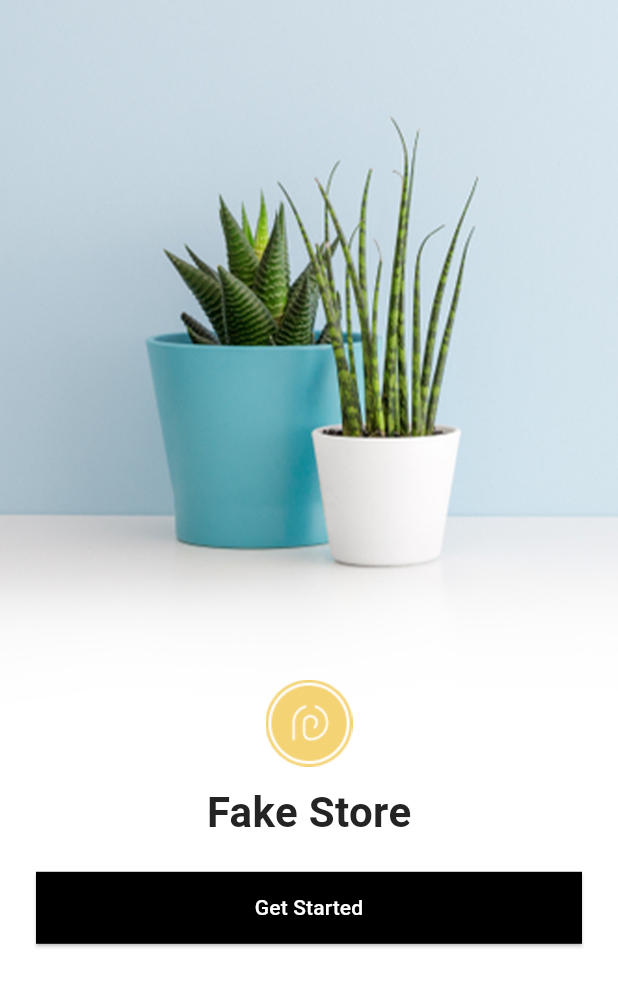
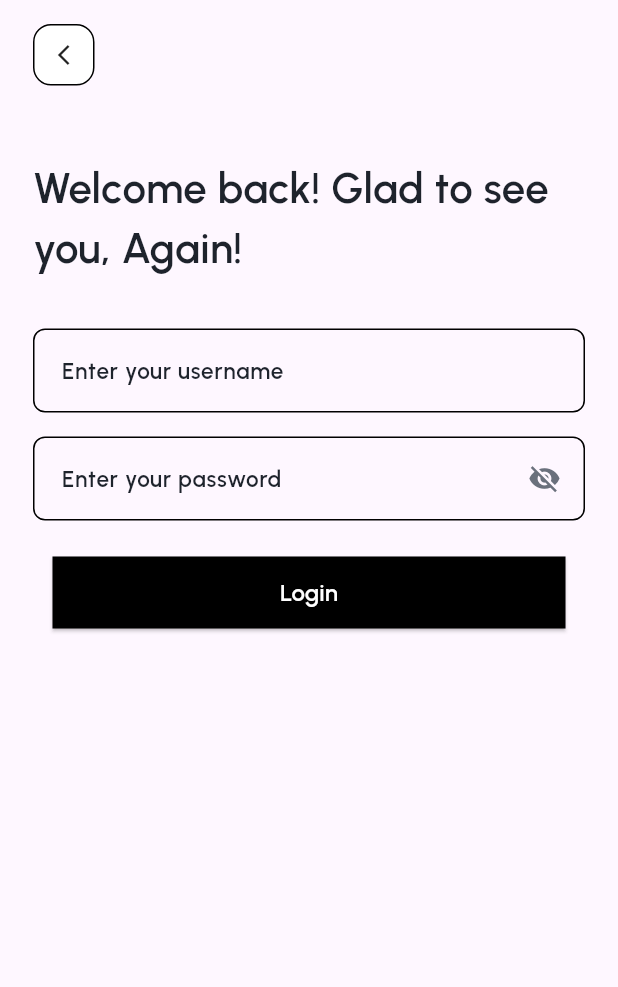
Before and after one commit to BogdanMamchych/fake_store_prog, a Flutter app: the screen it shows after launch, after a tap on "Get Started", on a phone screen of 412 x 824 dp. Shown: the top 987 px of the screen. Run offline on Flutter 3.47's test engine with Material 3 defaults, Android fonts, the phone set to English and light mode, and no system bars.

Commit message:
added login page, moving to BLoC structure

```diff
--- /dev/null
+++ b/lib/styles/text_styles.dart
@@ -0,0 +1,22 @@
+import 'package:flutter/material.dart';
+
+const TextStyle mainTextStyle = TextStyle(
+  fontFamily: 'Urbanist',
+  fontWeight: FontWeight.w500,
+  fontSize: 28,
+  color: Color(0xFF1E232C),
+);
+
+const TextStyle buttonTextStyle = TextStyle(
+  fontFamily: 'Urbanist',
+  fontWeight: FontWeight.w600,
+  fontSize: 16,
+  color: Colors.white,
+);
+
+const TextStyle inputTextStyle = TextStyle(
+  fontFamily: 'Urbanist',
+  fontWeight: FontWeight.w500,
+  fontSize: 15,
+  color: Color(0xFF1E232C),
+);
--- /dev/null
+++ b/lib/ui/login_page.dart
@@ -0,0 +1,190 @@
+import 'package:fake_store_prog/styles/text_styles.dart';
+import 'package:fake_store_prog/widgets/custom_elevated_button.dart';
+import 'package:flutter/material.dart';
+
+class LoginPage extends StatefulWidget {
+  const LoginPage({super.key});
+
+  @override
+  State<LoginPage> createState() => _LoginPageState();
+}
+
+class _LoginPageState extends State<LoginPage> {
+  final _formKey = GlobalKey<FormState>();
+  final TextEditingController _emailController = TextEditingController();
+  final TextEditingController _passwordController = TextEditingController();
+  bool _obscure = true;
+
+
+  @override
+  void dispose() {
+    _emailController.dispose();
+    _passwordController.dispose();
+    super.dispose();
+  }
+
+  @override
+  Widget build(BuildContext context) {
+    final mq = MediaQuery.of(context);
+    final width = mq.size.width;
+
+    return Scaffold(
+      body: SafeArea(
+        child: SingleChildScrollView(
+          child: Padding(
+            padding: const EdgeInsets.symmetric(horizontal: 22.0),
+            child: Column(
+              crossAxisAlignment: CrossAxisAlignment.start,
+              children: [
+                const SizedBox(height: 16),
+
+                GestureDetector(
+                  onTap: () => Navigator.of(context).maybePop(),
+                  child: Container(
+                    width: 41,
+                    height: 41,
+                    decoration: BoxDecoration(
+                      color: Colors.white,
+                      borderRadius: BorderRadius.circular(12),
+                      border: Border.all(),
+                    ),
+                    child: const Center(
+                      child: Icon(
+                        Icons.arrow_back_ios_new,
+                        size: 16,
+                      ),
+                    ),
+                  ),
+                ),
+
+                const SizedBox(height: 48),
+
+                // Title
+                Text(
+                  'Welcome back! Glad to see you, Again!',
+                  style: mainTextStyle
+                ),
+
+                const SizedBox(height: 34),
+
+                Form(
+                  key: _formKey,
+                  child: Column(
+                    children: [
+                      _buildInput(
+                        controller: _emailController,
+                        hint: 'Enter your username',
+                        width: width - 44,
+                      ),
+
+                      const SizedBox(height: 16),
+
+                      _buildInput(
+                        controller: _passwordController,
+                        hint: 'Enter your password',
+                        obscure: _obscure,
+                        width: width - 44,
+                        suffix: IconButton(
+                          padding: EdgeInsets.zero,
+                          constraints: const BoxConstraints(),
+                          icon: Icon(
+                            _obscure ? Icons.visibility_off : Icons.visibility,
+                            size: 22,
+                          color: const Color(0xFF6A707C),
+                          ),
+                          onPressed: () => setState(() => _obscure = !_obscure),
+                        ),
+                      ),
+
+                      const SizedBox(height: 24),
+
+                      SizedBox(
+                        width: 342,
+                        height: 48,
+                        child: CustomElevatedButton(
+                          text: 'Login',
+                          onPressed: _onLoginPressed,
+                        ),
+                      ),
+
+                      const SizedBox(height: 40),
+                    ],
+                  ),
+                ),
+              ],
+            ),
+          ),
+        ),
+      ),
+    );
+  }
+
+  Widget _buildInput({
+    required TextEditingController controller,
+    required String hint,
+    bool obscure = false,
+    double? width,
+    Widget? suffix,
+  }) {
+    return Container(
+      width: width,
+      height: 56,
+      decoration: BoxDecoration(
+        borderRadius: BorderRadius.circular(8),
+        border: Border.all(),
+      ),
+      child: Row(
+        children: [
+          const SizedBox(width: 18),
+          Expanded(
+            child: TextFormField(
+              controller: controller,
+              obscureText: obscure,
+              style: inputTextStyle,
+              decoration: InputDecoration(
+                isCollapsed: true,
+                border: InputBorder.none,
+                hintText: hint,
+                hintStyle: inputTextStyle
+              ),
+            ),
+          ),
+          if (suffix != null) ...[
+            const SizedBox(width: 8),
+            SizedBox(width: 40, height: 40, child: suffix),
+            const SizedBox(width: 6),
+          ] else
+            const SizedBox(width: 18),
+        ],
+      ),
+    );
+  }
+
+  void _onLoginPressed() {
+    if (_formKey.currentState?.validate() ?? true) {
+      ScaffoldMessenger.of(context).showSnackBar(
+        const SnackBar(content: Text('Login pressed (stub)')),
+      );
+    }
+  }
+}
+
+/*
+  PUBSPEC HINTS:
+
+  fonts:
+    - family: Urbanist
+      fonts:
+        - asset: assets/fonts/Urbanist-Regular.ttf
+        - asset: assets/fonts/Urbanist-Medium.ttf
+          weight: 500
+        - asset: assets/fonts/Urbanist-SemiBold.ttf
+          weight: 600
+        - asset: assets/fonts/Urbanist-Bold.ttf
+          weight: 700
+
+  assets:
+    - assets/images/login_page_bg.png
+
+  You can replace the font usage with GoogleFonts. For a commercial app ensure you follow the font license.
+*/
--- a/lib/ui/welcome_page.dart
+++ b/lib/ui/welcome_page.dart
@@ -1,3 +1,5 @@
+import 'package:fake_store_prog/styles/text_styles.dart';
+import 'package:fake_store_prog/ui/login_page.dart';
 import 'package:fake_store_prog/widgets/custom_elevated_button.dart';
 import 'package:flutter/material.dart';
 
@@ -28,20 +30,17 @@ class WelcomePage extends StatelessWidget {
                 const SizedBox(height: 10),
                 const Text(
                   'Fake Store',
-                  style: TextStyle(
-                    fontSize: 28,
-                    fontWeight: FontWeight.w600,
-                    color: Color(0xFF252425),
-                  ),
+                  style: mainTextStyle
                 ),
                 const SizedBox(height: 20),
                 Padding(
                   padding: const EdgeInsets.symmetric(horizontal: 24.0),
                   child: SizedBox(
+                    width: 342,
                     height: 48,
                     child: CustomElevatedButton(
                       text: 'Get Started',
-                      onPressed: () {},
+                      onPressed: () {Navigator.push(context, MaterialPageRoute(builder: (context) => LoginPage()));},
                     ),
                   ),
                 ),
--- a/lib/widgets/custom_elevated_button.dart
+++ b/lib/widgets/custom_elevated_button.dart
@@ -1,4 +1,5 @@
 import 'package:fake_store_prog/styles/elevated_button_styles.dart';
+import 'package:fake_store_prog/styles/text_styles.dart';
 import 'package:flutter/material.dart';
 
 class CustomElevatedButton extends SizedBox {
@@ -12,7 +13,7 @@ class CustomElevatedButton extends SizedBox {
             child: ElevatedButton(
               style: blackElevatedButtonStyle,
               onPressed: onPressed,
-              child: Text(text, style: TextStyle(color: Colors.white),),
+              child: Text(text, style: buttonTextStyle,),
             ),
           ),
         );
```
Also changed, not shown: pubspec.yaml (+7 -0 lines), assets/fonts/Urbanist-SemiBold.ttf (added), lib/features/auth/bloc/auth_bloc.dart (added), lib/features/auth/bloc/auth_event.dart (added), lib/features/auth/bloc/auth_state.dart (added), pubspec.lock.
